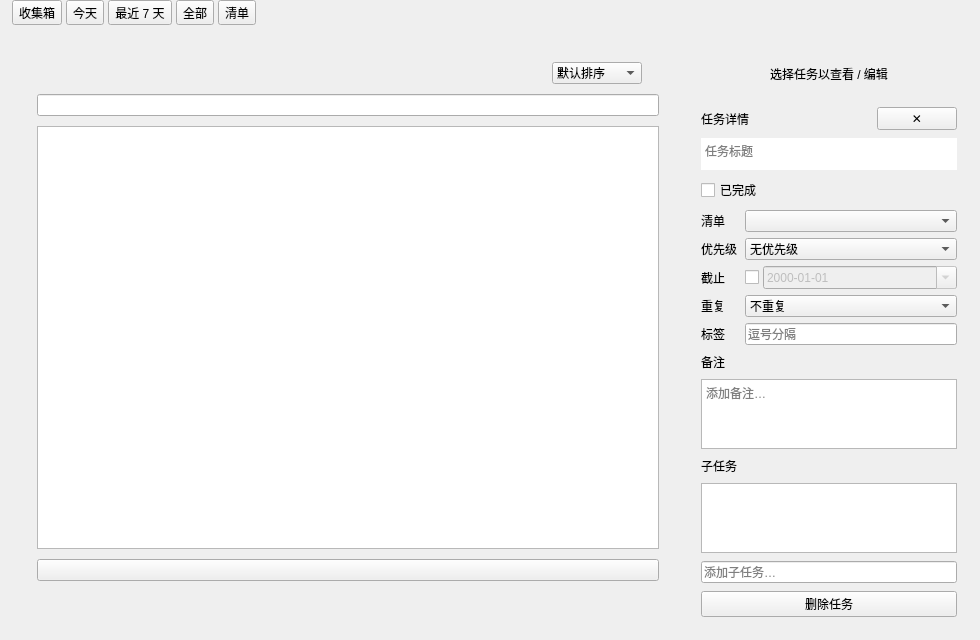
Qt form src/todopage.ui (PT123123/aw-qtui) before a commit.
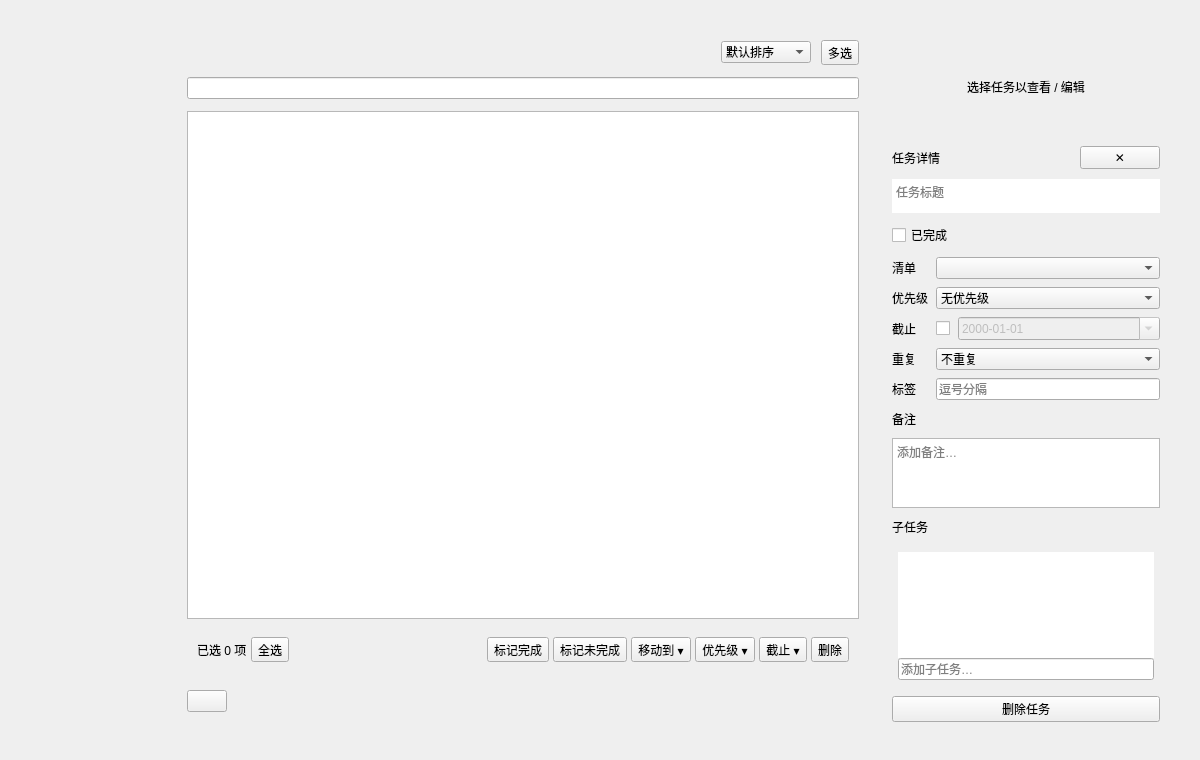
The same form after that commit.

Commit message:
feat: Todo页重设计、单实例交接、渐变主题与部署交接
- refactor(todo): Todo 页面重设计并配套设计产物（todo-redesign.design/）
- feat(theme): 新增 翡翠绿/深空蓝/暮光紫/荣艳红 4 个渐变背景主题，旧主题保持纯色不变
- feat(main): 单实例运行仲裁（singleinstance.*），支持新旧版本优雅让位与接管
- feat(dep): deploy-workshop 部署后自动拉起新版并完成新旧实例交接，版本 0.1.10

Diff of the .ui file:
```diff
--- a/src/todopage.ui
+++ b/src/todopage.ui
@@ -10,230 +10,362 @@
    <rect>
     <x>0</x>
     <y>0</y>
-    <width>980</width>
-    <height>640</height>
+    <width>1200</width>
+    <height>760</height>
    </rect>
   </property>
-  <layout class="QVBoxLayout" name="rootLayout" stretch="0,1">
+  <layout class="QVBoxLayout" name="rootLayout">
    <property name="spacing">
     <number>0</number>
    </property>
    <property name="leftMargin">
-    <number>0</number>
+    <number>20</number>
    </property>
    <property name="topMargin">
-    <number>0</number>
+    <number>20</number>
    </property>
    <property name="rightMargin">
-    <number>0</number>
+    <number>20</number>
    </property>
    <property name="bottomMargin">
-    <number>0</number>
+    <number>20</number>
    </property>
    <item>
-    <widget class="QWidget" name="TodoTopBar" native="true">
-     <layout class="QHBoxLayout" name="topBarLay">
+    <widget class="QWidget" name="TodoSurface" native="true">
+     <layout class="QHBoxLayout" name="surfaceLay" stretch="0,0,1,0,0">
       <property name="spacing">
-       <number>4</number>
+       <number>0</number>
       </property>
       <property name="leftMargin">
-       <number>12</number>
+       <number>0</number>
       </property>
       <property name="topMargin">
-       <number>0</number>
+       <number>20</number>
       </property>
       <property name="rightMargin">
-       <number>12</number>
+       <number>0</number>
       </property>
       <property name="bottomMargin">
-       <number>0</number>
+       <number>18</number>
       </property>
       <item>
-       <widget class="QToolButton" name="btnInbox">
-        <property name="text">
-         <string>收集箱</string>
+       <widget class="QWidget" name="listNav" native="true">
+        <property name="minimumSize">
+         <size>
+          <width>150</width>
+          <height>0</height>
+         </size>
         </property>
-        <property name="checkable">
-         <bool>true</bool>
+        <property name="maximumSize">
+         <size>
+          <width>230</width>
+          <height>16777215</height>
+         </size>
         </property>
+        <layout class="QVBoxLayout" name="navLay">
+         <property name="spacing">
+          <number>2</number>
+         </property>
+         <property name="leftMargin">
+          <number>8</number>
+         </property>
+         <property name="topMargin">
+          <number>0</number>
+         </property>
+         <property name="rightMargin">
+          <number>8</number>
+         </property>
+         <property name="bottomMargin">
+          <number>0</number>
+         </property>
+         <!-- 导航项运行时构建：TodoNavItem（智能清单）＋「清单」分组标签＋清单项＋新建清单＋已完成 -->
+        </layout>
        </widget>
       </item>
       <item>
-       <widget class="QToolButton" name="btnToday">
-        <property name="text">
-         <string>今天</string>
+       <widget class="QFrame" name="navSep">
+        <property name="minimumSize">
+         <size>
+          <width>1</width>
+          <height>0</height>
+         </size>
         </property>
-        <property name="checkable">
-         <bool>true</bool>
+        <property name="maximumSize">
+         <size>
+          <width>1</width>
+          <height>16777215</height>
+         </size>
         </property>
-       </widget>
-      </item>
-      <item>
-       <widget class="QToolButton" name="btnNext7">
-        <property name="text">
-         <string>最近 7 天</string>
+        <property name="frameShape">
+         <enum>QFrame::NoFrame</enum>
         </property>
-        <property name="checkable">
-         <bool>true</bool>
-        </property>
        </widget>
       </item>
       <item>
-       <widget class="QToolButton" name="btnAll">
-        <property name="text">
-         <string>全部</string>
-        </property>
-        <property name="checkable">
-         <bool>true</bool>
-        </property>
-       </widget>
-      </item>
-      <item>
-       <widget class="QToolButton" name="btnLists">
-        <property name="text">
-         <string>清单</string>
-        </property>
-        <property name="checkable">
-         <bool>true</bool>
-        </property>
-        <property name="cursor">
-         <cursorShape>PointingHandCursor</cursorShape>
-        </property>
-        <property name="toolTip">
-         <string>选择清单（右键列表项可重命名 / 删除）</string>
-        </property>
-       </widget>
-      </item>
-      <item>
-       <spacer name="topBarStretch">
-        <property name="orientation">
-         <enum>Qt::Horizontal</enum>
-        </property>
-        <property name="sizeHint" stdset="0">
-         <size>
-          <width>40</width>
-          <height>20</height>
-         </size>
-        </property>
-       </spacer>
-      </item>
-     </layout>
-    </widget>
-   </item>
-   <item>
-    <widget class="QWidget" name="taskView" native="true">
-     <layout class="QHBoxLayout" name="taskViewLay" stretch="1,0">
-      <property name="spacing">
-       <number>0</number>
-      </property>
-      <item>
-       <widget class="QWidget" name="centerHost" native="true">
-        <layout class="QVBoxLayout" name="centerLay">
+       <widget class="QWidget" name="listCol" native="true">
+        <layout class="QVBoxLayout" name="listLay" stretch="0,0,1,0,0">
          <property name="leftMargin">
-          <number>12</number>
+          <number>16</number>
          </property>
          <property name="topMargin">
-          <number>12</number>
+          <number>0</number>
          </property>
          <property name="rightMargin">
-          <number>12</number>
+          <number>16</number>
          </property>
          <property name="bottomMargin">
-          <number>12</number>
+          <number>0</number>
          </property>
          <property name="spacing">
-          <number>0</number>
+          <number>12</number>
          </property>
          <item>
-          <widget class="QWidget" name="TodoSurface" native="true">
-           <layout class="QVBoxLayout" name="surfaceLay" stretch="0,0,1,0,0">
+          <layout class="QHBoxLayout" name="head">
+           <property name="spacing">
+            <number>10</number>
+           </property>
+           <item>
+            <widget class="QLabel" name="TodoViewTitle"/>
+           </item>
+           <item>
+            <widget class="QLabel" name="TodoViewCount"/>
+           </item>
+           <item>
+            <spacer name="headStretch">
+             <property name="orientation">
+              <enum>Qt::Horizontal</enum>
+             </property>
+             <property name="sizeHint" stdset="0">
+              <size>
+               <width>40</width>
+               <height>20</height>
+              </size>
+             </property>
+            </spacer>
+           </item>
+           <item>
+            <widget class="QComboBox" name="sortBox">
+             <property name="toolTip">
+              <string>排序方式</string>
+             </property>
+             <property name="cursor">
+              <cursorShape>PointingHandCursor</cursorShape>
+             </property>
+             <item>
+              <property name="text">
+               <string>默认排序</string>
+              </property>
+             </item>
+             <item>
+              <property name="text">
+               <string>最近添加</string>
+              </property>
+             </item>
+             <item>
+              <property name="text">
+               <string>倒序</string>
+              </property>
+             </item>
+             <item>
+              <property name="text">
+               <string>按优先级</string>
+              </property>
+             </item>
+             <item>
+              <property name="text">
+               <string>按截止日期</string>
+              </property>
+             </item>
+            </widget>
+           </item>
+           <item>
+            <widget class="QToolButton" name="btnMulti">
+             <property name="text">
+              <string>多选</string>
+             </property>
+             <property name="checkable">
+              <bool>true</bool>
+             </property>
+             <property name="toolTip">
+              <string>多选：批量完成任务（再点一次退出）</string>
+             </property>
+             <property name="cursor">
+              <cursorShape>PointingHandCursor</cursorShape>
+             </property>
+            </widget>
+           </item>
+          </layout>
+         </item>
+         <item>
+          <widget class="QLineEdit" name="TodoQuickAdd">
+           <property name="clearButtonEnabled">
+            <bool>true</bool>
+           </property>
+          </widget>
+         </item>
+         <item>
+          <widget class="QListWidget" name="TodoList">
+           <property name="selectionMode">
+            <enum>QAbstractItemView::NoSelection</enum>
+           </property>
+           <property name="focusPolicy">
+            <enum>Qt::NoFocus</enum>
+           </property>
+          </widget>
+         </item>
+         <item>
+          <widget class="QWidget" name="TodoBulkBar" native="true">
+           <layout class="QHBoxLayout" name="bulkLay">
+            <property name="spacing">
+             <number>4</number>
+            </property>
             <property name="leftMargin">
-             <number>16</number>
+             <number>10</number>
             </property>
             <property name="topMargin">
-             <number>16</number>
+             <number>6</number>
             </property>
             <property name="rightMargin">
-             <number>16</number>
+             <number>10</number>
             </property>
             <property name="bottomMargin">
-             <number>14</number>
+             <number>6</number>
             </property>
-            <property name="spacing">
-             <number>10</number>
-            </property>
             <item>
-             <layout class="QHBoxLayout" name="head">
-              <item>
-               <widget class="QLabel" name="TodoViewTitle"/>
-              </item>
-              <item>
-               <spacer name="headStretch">
-                <property name="orientation">
-                 <enum>Qt::Horizontal</enum>
-                </property>
-                <property name="sizeHint" stdset="0">
-                 <size>
-                  <width>40</width>
-                  <height>20</height>
-                 </size>
-                </property>
-               </spacer>
-              </item>
-              <item>
-               <widget class="QComboBox" name="sortBox">
-                <property name="toolTip">
-                 <string>排序方式</string>
-                </property>
-                <item>
-                 <property name="text">
-                  <string>默认排序</string>
-                 </property>
-                </item>
-                <item>
-                 <property name="text">
-                  <string>最近添加</string>
-                 </property>
-                </item>
-                <item>
-                 <property name="text">
-                  <string>倒序</string>
-                 </property>
-                </item>
-                <item>
-                 <property name="text">
-                  <string>按优先级</string>
-                 </property>
-                </item>
-                <item>
-                 <property name="text">
-                  <string>按截止日期</string>
-                 </property>
-                </item>
-               </widget>
-              </item>
-              <item>
-               <widget class="QLabel" name="TodoViewCount"/>
-              </item>
-             </layout>
+             <widget class="QLabel" name="bulkCount">
+              <property name="text">
+               <string>已选 0 项</string>
+              </property>
+             </widget>
             </item>
             <item>
-             <widget class="QLineEdit" name="TodoQuickAdd">
-              <property name="clearButtonEnabled">
-               <bool>true</bool>
+             <widget class="QToolButton" name="bulkSelectAll">
+              <property name="text">
+               <string>全选</string>
               </property>
+              <property name="cursor">
+               <cursorShape>PointingHandCursor</cursorShape>
+              </property>
              </widget>
             </item>
             <item>
-             <widget class="QListWidget" name="TodoList">
-              <property name="selectionMode">
-               <enum>QAbstractItemView::NoSelection</enum>
+             <spacer name="bulkStretch">
+              <property name="orientation">
+               <enum>Qt::Horizontal</enum>
               </property>
-              <property name="focusPolicy">
-               <enum>Qt::NoFocus</enum>
+              <property name="sizeHint" stdset="0">
+               <size>
+                <width>20</width>
+                <height>16</height>
+               </size>
               </property>
+             </spacer>
+            </item>
+            <item>
+             <widget class="QToolButton" name="bulkDone">
+              <property name="text">
+               <string>标记完成</string>
+              </property>
+              <property name="cursor">
+               <cursorShape>PointingHandCursor</cursorShape>
+              </property>
              </widget>
             </item>
+            <item>
+             <widget class="QToolButton" name="bulkUndone">
+              <property name="text">
+               <string>标记未完成</string>
+              </property>
+              <property name="cursor">
+               <cursorShape>PointingHandCursor</cursorShape>
+              </property>
+             </widget>
+            </item>
+            <item>
+             <widget class="QToolButton" name="bulkMove">
+              <property name="text">
+               <string>移动到 ▾</string>
+              </property>
+              <property name="toolTip">
+               <string>把选中任务移动到某个清单</string>
+              </property>
+              <property name="cursor">
+               <cursorShape>PointingHandCursor</cursorShape>
+              </property>
+             </widget>
+            </item>
+            <item>
+             <widget class="QToolButton" name="bulkPriority">
+              <property name="text">
+               <string>优先级 ▾</string>
+              </property>
+              <property name="toolTip">
+               <string>批量设置优先级</string>
+              </property>
+              <property name="cursor">
+               <cursorShape>PointingHandCursor</cursorShape>
+              </property>
+             </widget>
+            </item>
+            <item>
+             <widget class="QToolButton" name="bulkDue">
+              <property name="text">
+               <string>截止 ▾</string>
+              </property>
+              <property name="toolTip">
+               <string>批量设置截止日期</string>
+              </property>
+              <property name="cursor">
+               <cursorShape>PointingHandCursor</cursorShape>
+              </property>
+             </widget>
+            </item>
+            <item>
+             <widget class="QToolButton" name="bulkDelete">
+              <property name="text">
+               <string>删除</string>
+              </property>
+              <property name="toolTip">
+               <string>删除选中任务</string>
+              </property>
+              <property name="cursor">
+               <cursorShape>PointingHandCursor</cursorShape>
+              </property>
+             </widget>
+            </item>
+           </layout>
+          </widget>
+         </item>
+         <item>
+          <widget class="QWidget" name="footRow" native="true">
+           <property name="minimumSize">
+            <size>
+             <width>0</width>
+             <height>42</height>
+            </size>
+           </property>
+           <property name="maximumSize">
+            <size>
+             <width>16777215</width>
+             <height>42</height>
+            </size>
+           </property>
+           <layout class="QHBoxLayout" name="footLay">
+            <property name="spacing">
+             <number>10</number>
+            </property>
+            <property name="leftMargin">
+             <number>0</number>
+            </property>
+            <property name="topMargin">
+             <number>0</number>
+            </property>
+            <property name="rightMargin">
+             <number>0</number>
+            </property>
+            <property name="bottomMargin">
+             <number>0</number>
+            </property>
             <item>
              <widget class="QPushButton" name="completedBtn">
               <property name="checkable">
@@ -244,6 +376,19 @@
               </property>
              </widget>
             </item>
+            <item>
+             <spacer name="footStretch">
+              <property name="orientation">
+               <enum>Qt::Horizontal</enum>
+              </property>
+              <property name="sizeHint" stdset="0">
+               <size>
+                <width>20</width>
+                <height>16</height>
+               </size>
+              </property>
+             </spacer>
+            </item>
             <item>
              <widget class="QLabel" name="TodoProgress"/>
             </item>
@@ -253,23 +398,42 @@
         </layout>
        </widget>
       </item>
+      <item>
+       <widget class="QFrame" name="colSep">
+        <property name="minimumSize">
+         <size>
+          <width>1</width>
+          <height>0</height>
+         </size>
+        </property>
+        <property name="maximumSize">
+         <size>
+          <width>1</width>
+          <height>16777215</height>
+         </size>
+        </property>
+        <property name="frameShape">
+         <enum>QFrame::NoFrame</enum>
+        </property>
+       </widget>
+      </item>
       <item>
        <widget class="QWidget" name="TodoDetail" native="true">
         <layout class="QVBoxLayout" name="detailLay" stretch="1,1">
          <property name="leftMargin">
-          <number>14</number>
+          <number>16</number>
          </property>
          <property name="topMargin">
-          <number>14</number>
+          <number>0</number>
          </property>
          <property name="rightMargin">
-          <number>14</number>
+          <number>20</number>
          </property>
          <property name="bottomMargin">
-          <number>14</number>
+          <number>0</number>
          </property>
          <property name="spacing">
-          <number>8</number>
+          <number>12</number>
          </property>
          <item>
           <widget class="QLabel" name="TodoDetailEmpty">
@@ -283,7 +447,7 @@
          </item>
          <item>
           <widget class="QWidget" name="detailBody" native="true">
-           <layout class="QVBoxLayout" name="bodyLay">
+           <layout class="QVBoxLayout" name="bodyLay" stretch="0,0,0,0,0,0,0,1,0">
             <property name="leftMargin">
              <number>0</number>
             </property>
@@ -297,7 +461,7 @@
              <number>0</number>
             </property>
             <property name="spacing">
-             <number>8</number>
+             <number>10</number>
             </property>
             <item>
              <layout class="QHBoxLayout" name="detailHead" stretch="0,1,0">
@@ -327,7 +491,7 @@
                  <string>✕</string>
                 </property>
                 <property name="toolTip">
-                 <string>收起详情</string>
+                 <string>清空选中</string>
                 </property>
                 <property name="cursor">
                  <cursorShape>PointingHandCursor</cursorShape>
@@ -341,7 +505,7 @@
               <property name="minimumSize">
                <size>
                 <width>0</width>
-                <height>32</height>
+                <height>34</height>
                </size>
               </property>
               <property name="frameShape">
@@ -368,7 +532,7 @@
                <number>8</number>
               </property>
               <property name="verticalSpacing">
-               <number>6</number>
+               <number>8</number>
               </property>
               <item row="0" column="0">
                <widget class="QLabel" name="lblList">
@@ -421,7 +585,7 @@
               <item row="2" column="1">
                <layout class="QHBoxLayout" name="dueRow" stretch="0,1">
                 <property name="spacing">
-                 <number>4</number>
+                 <number>8</number>
                 </property>
                 <item>
                  <widget class="QCheckBox" name="dHasDue">
@@ -522,34 +686,51 @@
              </widget>
             </item>
             <item>
-             <widget class="QListWidget" name="TodoSubs">
-              <property name="selectionMode">
-               <enum>QAbstractItemView::NoSelection</enum>
-              </property>
-              <property name="focusPolicy">
-               <enum>Qt::NoFocus</enum>
-              </property>
-             </widget>
-            </item>
-            <item>
-             <widget class="QLineEdit" name="dSubAdd">
-              <property name="placeholderText">
-               <string>添加子任务…</string>
-              </property>
-             </widget>
-            </item>
-            <item>
-             <spacer name="bodyStretch">
-              <property name="orientation">
-               <enum>Qt::Vertical</enum>
-              </property>
-              <property name="sizeHint" stdset="0">
+             <widget class="QWidget" name="subsBox" native="true">
+              <property name="minimumSize">
                <size>
-                <width>20</width>
-                <height>8</height>
+                <width>0</width>
+                <height>140</height>
                </size>
               </property>
-             </spacer>
+              <layout class="QVBoxLayout" name="subsLay" stretch="1,0">
+               <property name="spacing">
+                <number>0</number>
+               </property>
+               <property name="leftMargin">
+                <number>6</number>
+               </property>
+               <property name="topMargin">
+                <number>6</number>
+               </property>
+               <property name="rightMargin">
+                <number>6</number>
+               </property>
+               <property name="bottomMargin">
+                <number>6</number>
+               </property>
+               <item>
+                <widget class="QListWidget" name="TodoSubs">
+                 <property name="frameShape">
+                  <enum>QFrame::NoFrame</enum>
+                 </property>
+                 <property name="selectionMode">
+                  <enum>QAbstractItemView::NoSelection</enum>
+                 </property>
+                 <property name="focusPolicy">
+                  <enum>Qt::NoFocus</enum>
+                 </property>
+                </widget>
+               </item>
+               <item>
+                <widget class="QLineEdit" name="dSubAdd">
+                 <property name="placeholderText">
+                  <string>添加子任务…</string>
+                 </property>
+                </widget>
+               </item>
+              </layout>
+             </widget>
             </item>
             <item>
              <widget class="QPushButton" name="dDelete">
```
Left out of the diff: 14 changed lines with no effect on the pictures. The commit also changes 21 other files.
